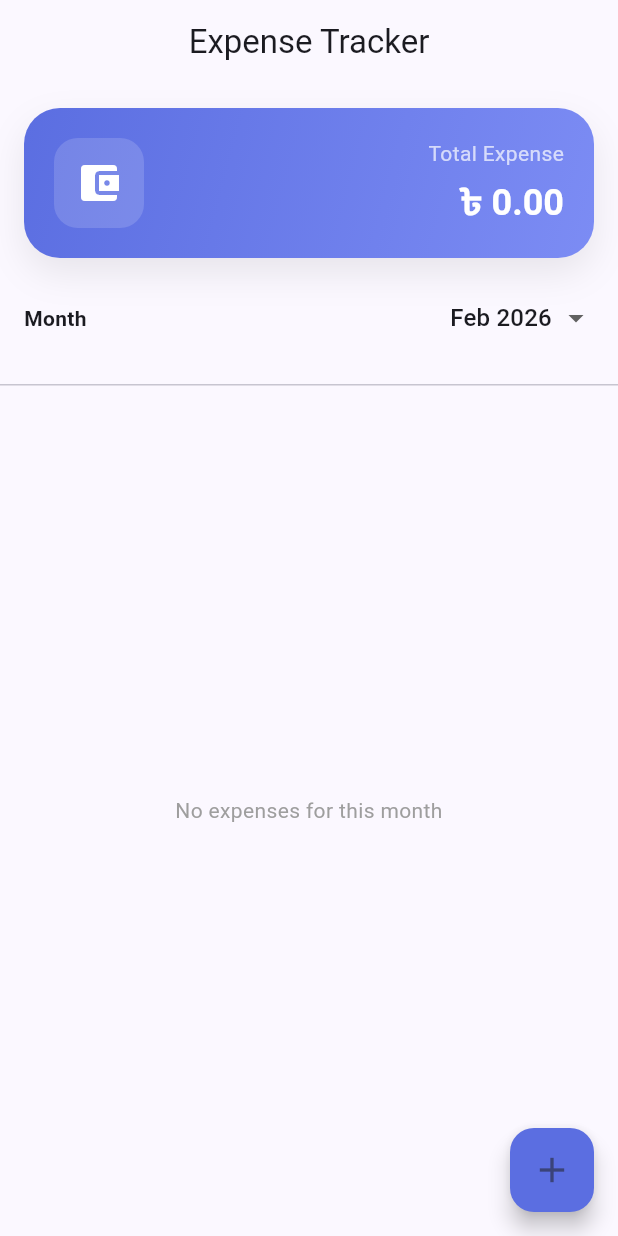
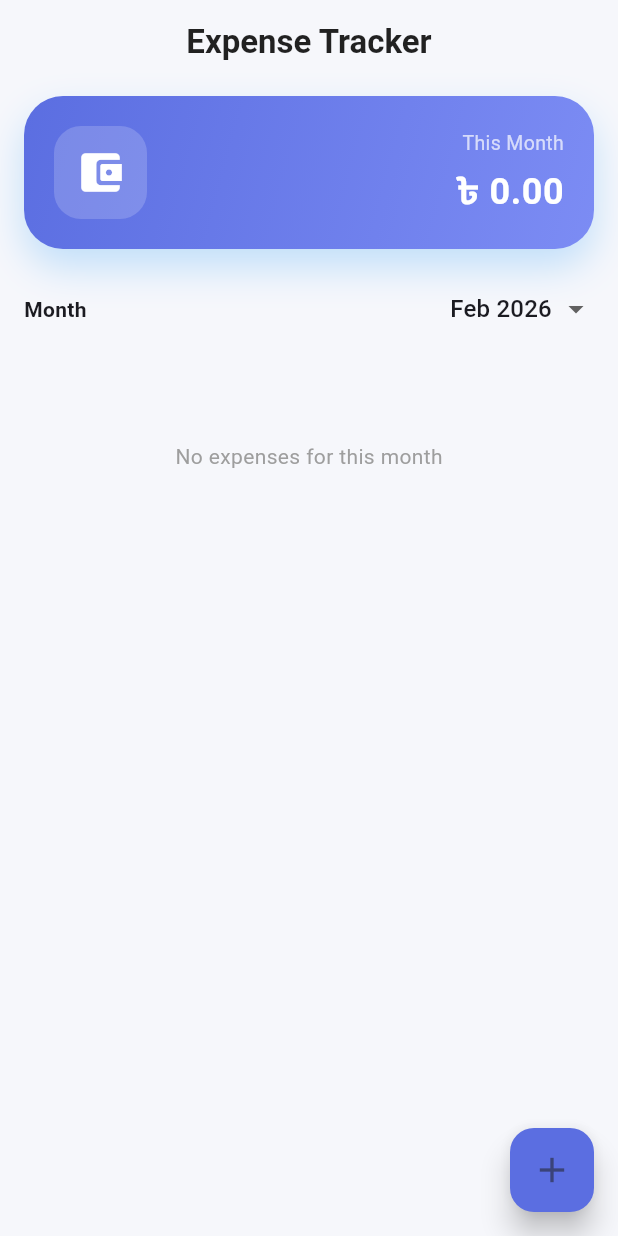
Before and after one commit to Robiul13/expense_tracker, a Flutter app: the screen it shows after launch, on a phone screen of 412 x 824 dp. Run offline on Flutter 3.47's test engine with Material 3 defaults, Android fonts, the phone set to English and light mode, and no system bars; our stand-ins replace sqflite; accounts and stored records are empty.

Commit message:
fix(ui): resolve ListTile overflow and replace deprecated color opacity

```diff
--- a/lib/view/expense_home_page.dart
+++ b/lib/view/expense_home_page.dart
@@ -24,8 +24,18 @@ class _ExpenseHomePageState extends State<ExpenseHomePage> {
   // 📅 Month name helper
   String _monthName(int month) {
     const months = [
-      'Jan', 'Feb', 'Mar', 'Apr', 'May', 'Jun',
-      'Jul', 'Aug', 'Sep', 'Oct', 'Nov', 'Dec'
+      'Jan',
+      'Feb',
+      'Mar',
+      'Apr',
+      'May',
+      'Jun',
+      'Jul',
+      'Aug',
+      'Sep',
+      'Oct',
+      'Nov',
+      'Dec',
     ];
     return months[month - 1];
   }
@@ -39,10 +49,7 @@ class _ExpenseHomePageState extends State<ExpenseHomePage> {
       child: Row(
         mainAxisAlignment: MainAxisAlignment.spaceBetween,
         children: [
-          const Text(
-            'Month',
-            style: TextStyle(fontWeight: FontWeight.w600),
-          ),
+          const Text('Month', style: TextStyle(fontWeight: FontWeight.w600)),
           DropdownButton<DateTime>(
             value: vm.selectedMonth,
             underline: const SizedBox(),
@@ -70,19 +77,30 @@ class _ExpenseHomePageState extends State<ExpenseHomePage> {
     final theme = Theme.of(context);
 
     return Scaffold(
+      backgroundColor: const Color(0xFFF6F7FB),
+
+      // 🔝 APP BAR (Cleaner)
       appBar: AppBar(
-        title: const Text('Expense Tracker'),
+        title: const Text(
+          'Expense Tracker',
+          style: TextStyle(fontWeight: FontWeight.w600),
+        ),
         centerTitle: true,
         elevation: 0,
+        backgroundColor: Colors.transparent,
+        foregroundColor: Colors.black87,
       ),
-      body: Column(
+
+      body: SingleChildScrollView(
+        physics: const BouncingScrollPhysics(),
+        child: Column(
           children: [
-          // 🔝 TOTAL SUMMARY
+            // 🔝 TOTAL SUMMARY (Premium Card)
             Container(
-            margin: const EdgeInsets.all(16),
+              margin: const EdgeInsets.fromLTRB(16, 8, 16, 16),
               padding: const EdgeInsets.all(20),
               decoration: BoxDecoration(
-              borderRadius: BorderRadius.circular(24),
+                borderRadius: BorderRadius.circular(26),
                 gradient: const LinearGradient(
                   colors: [Color(0xFF5B6EE1), Color(0xFF7C8CF4)],
                   begin: Alignment.topLeft,
@@ -90,9 +108,9 @@ class _ExpenseHomePageState extends State<ExpenseHomePage> {
                 ),
                 boxShadow: [
                   BoxShadow(
-                  color: Colors.black.withValues(alpha: 0.08),
-                  blurRadius: 20,
-                  offset: const Offset(0, 10),
+                    color: Colors.blue.withValues(alpha: .25),
+                    blurRadius: 22,
+                    offset: const Offset(0, 12),
                   ),
                 ],
               ),
@@ -101,13 +119,13 @@ class _ExpenseHomePageState extends State<ExpenseHomePage> {
                   Container(
                     padding: const EdgeInsets.all(14),
                     decoration: BoxDecoration(
-                    color: Colors.white.withValues(alpha: 0.15),
-                    borderRadius: BorderRadius.circular(16),
+                      color: Colors.white.withValues(alpha: .18),
+                      borderRadius: BorderRadius.circular(18),
                     ),
                     child: const Icon(
-                    Icons.account_balance_wallet,
+                      Icons.account_balance_wallet_rounded,
                       color: Colors.white,
-                    size: 32,
+                      size: 34,
                     ),
                   ),
                   const Spacer(),
@@ -115,8 +133,8 @@ class _ExpenseHomePageState extends State<ExpenseHomePage> {
                     crossAxisAlignment: CrossAxisAlignment.end,
                     children: [
                       const Text(
-                      'Total Expense',
-                      style: TextStyle(color: Colors.white70),
+                        'This Month',
+                        style: TextStyle(color: Colors.white70, fontSize: 13),
                       ),
                       const SizedBox(height: 6),
                       Text(
@@ -124,6 +142,7 @@ class _ExpenseHomePageState extends State<ExpenseHomePage> {
                         style: theme.textTheme.headlineSmall?.copyWith(
                           color: Colors.white,
                           fontWeight: FontWeight.bold,
+                          letterSpacing: .4,
                         ),
                       ),
                     ],
@@ -132,11 +151,11 @@ class _ExpenseHomePageState extends State<ExpenseHomePage> {
               ),
             ),
 
-          // 📅 Month selector
+            // 📅 MONTH SELECTOR
             _monthSelector(vm),
-          const SizedBox(height: 8),
+            const SizedBox(height: 10),
 
-          // 🏷 CATEGORY ANALYTICS
+            // 🏷 CATEGORY ANALYTICS (Refined)
             if (vm.filteredExpenses.isNotEmpty)
               Padding(
                 padding: const EdgeInsets.symmetric(horizontal: 16),
@@ -157,18 +176,19 @@ class _ExpenseHomePageState extends State<ExpenseHomePage> {
                         crossAxisAlignment: CrossAxisAlignment.start,
                         children: [
                           Row(
-                          mainAxisAlignment: MainAxisAlignment.spaceBetween,
                             children: [
                               Text(
                                 c,
                                 style: const TextStyle(
-                                fontWeight: FontWeight.w500,
+                                  fontWeight: FontWeight.w600,
                                 ),
                               ),
+                              const Spacer(),
                               Text(
                                 '৳ ${total.toStringAsFixed(0)}',
-                              style: const TextStyle(
+                                style: TextStyle(
                                   fontWeight: FontWeight.w600,
+                                  color: color,
                                 ),
                               ),
                             ],
@@ -179,10 +199,8 @@ class _ExpenseHomePageState extends State<ExpenseHomePage> {
                             child: LinearProgressIndicator(
                               value: percent,
                               minHeight: 8,
-                            backgroundColor:
-                            color.withValues(alpha: 0.15),
-                            valueColor:
-                            AlwaysStoppedAnimation<Color>(color),
+                              backgroundColor: color.withValues(alpha: .15),
+                              valueColor: AlwaysStoppedAnimation<Color>(color),
                             ),
                           ),
                         ],
@@ -192,53 +210,64 @@ class _ExpenseHomePageState extends State<ExpenseHomePage> {
                 ),
               ),
 
-          const SizedBox(height: 12),
-          const Divider(height: 1),
+            const SizedBox(height: 14),
 
             // 📋 EXPENSE LIST
-          Expanded(
-            child: vm.filteredExpenses.isEmpty
-                ? const Center(
+            vm.filteredExpenses.isEmpty
+                ? const Padding(
+                    padding: EdgeInsets.symmetric(vertical: 40),
+                    child: Center(
                       child: Text(
                         'No expenses for this month',
-                textAlign: TextAlign.center,
                         style: TextStyle(color: Colors.grey),
+                      ),
                     ),
                   )
                 : ListView.builder(
-              padding: const EdgeInsets.all(12),
+                    shrinkWrap: true, // 🔥 MUST
+                    physics: const NeverScrollableScrollPhysics(), // 🔥 MUST
+                    padding: const EdgeInsets.fromLTRB(12, 4, 12, 80),
                     itemCount: vm.filteredExpenses.length,
                     itemBuilder: (_, i) {
                       final e = vm.filteredExpenses[i];
                       final color = CategoryColors.get(e.category);
 
-                return Card(
-                  elevation: 3,
+                      return Container(
                         margin: const EdgeInsets.symmetric(vertical: 6),
-                  shape: RoundedRectangleBorder(
+                        decoration: BoxDecoration(
+                          color: Colors.white,
                           borderRadius: BorderRadius.circular(18),
+                          boxShadow: [
+                            BoxShadow(
+                              color: Colors.black.withValues(alpha: .04),
+                              blurRadius: 14,
+                            ),
+                          ],
                         ),
                         child: ListTile(
+                          contentPadding: const EdgeInsets.symmetric(
+                            horizontal: 16,
+                            vertical: 10,
+                          ),
                           leading: Container(
                             padding: const EdgeInsets.all(10),
                             decoration: BoxDecoration(
-                        color: color.withValues(alpha: 0.15),
+                              color: color.withValues(alpha: .15),
                               borderRadius: BorderRadius.circular(14),
                             ),
-                      child: Icon(
-                        Icons.receipt_long,
-                        color: color,
-                      ),
+                            child: Icon(Icons.receipt_long, color: color),
                           ),
                           title: Text(
                             e.title,
-                      style: const TextStyle(
-                        fontWeight: FontWeight.w600,
+                            style: const TextStyle(fontWeight: FontWeight.w600),
                           ),
+                          subtitle: Text(
+                            '${e.category} • ${e.date}',
+                            style: const TextStyle(fontSize: 13),
                           ),
-                    subtitle: Text('${e.category} • ${e.date}'),
                           trailing: Column(
-                      mainAxisAlignment: MainAxisAlignment.center,
+                            mainAxisSize: MainAxisSize.min, // 🔥 KEY FIX
+                            crossAxisAlignment: CrossAxisAlignment.end,
                             children: [
                               Text(
                                 '৳ ${e.amount.toStringAsFixed(0)}',
@@ -248,7 +277,7 @@ class _ExpenseHomePageState extends State<ExpenseHomePage> {
                                   color: color,
                                 ),
                               ),
-                        const SizedBox(height: 6),
+                              const SizedBox(height: 4),
                               Row(
                                 mainAxisSize: MainAxisSize.min,
                                 children: [
@@ -257,38 +286,32 @@ class _ExpenseHomePageState extends State<ExpenseHomePage> {
                                       Navigator.push(
                                         context,
                                         MaterialPageRoute(
-                                    builder: (_) =>
-                                        EditExpensePage(expense: e),
+                                          builder: (_) => EditExpensePage(expense: e),
                                         ),
                                       );
                                     },
                                     child: const Icon(
                                       Icons.edit,
-                                size: 18,
-                                color: Colors.blue,
+                                      size: 16, // 🔥 smaller
+                                      color: Colors.blueGrey,
                                     ),
                                   ),
-                            const SizedBox(width: 14),
+                                  const SizedBox(width: 12),
                                   GestureDetector(
                                     onTap: () async {
                                       final confirmed =
-                                await showDeleteConfirmDialog(
-                                    context);
+                                      await showDeleteConfirmDialog(context);
                                       if (confirmed == true) {
                                         await vm.deleteExpense(e.id!);
-                                  ScaffoldMessenger.of(context)
-                                      .showSnackBar(
-                                    const SnackBar(
-                                      content:
-                                      Text('Expense deleted'),
-                                    ),
+                                        ScaffoldMessenger.of(context).showSnackBar(
+                                          const SnackBar(content: Text('Expense deleted')),
                                         );
                                       }
                                     },
                                     child: const Icon(
                                       Icons.delete,
-                                size: 18,
-                                color: Colors.red,
+                                      size: 16, // 🔥 smaller
+                                      color: Colors.redAccent,
                                     ),
                                   ),
                                 ],
@@ -299,12 +322,13 @@ class _ExpenseHomePageState extends State<ExpenseHomePage> {
                       );
                     },
                   ),
-          ),
           ],
         ),
+      ),
 
-      // ➕ FAB
+      // ➕ FAB (Modern)
       floatingActionButton: FloatingActionButton(
+        elevation: 8,
         backgroundColor: const Color(0xFF5B6EE1),
         onPressed: () {
           Navigator.push(
```
Lines whose indentation alone changed are shown as unchanged.
